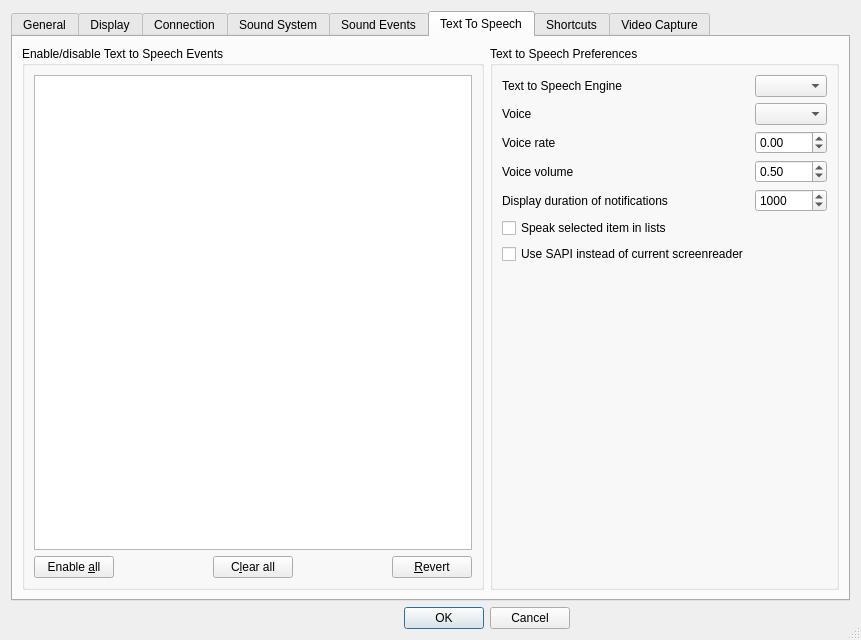
This is Client/qtTeamTalk/preferences.ui in BearWare/TeamTalk5 as Qt 5 draws it before an edit. The edited form follows.
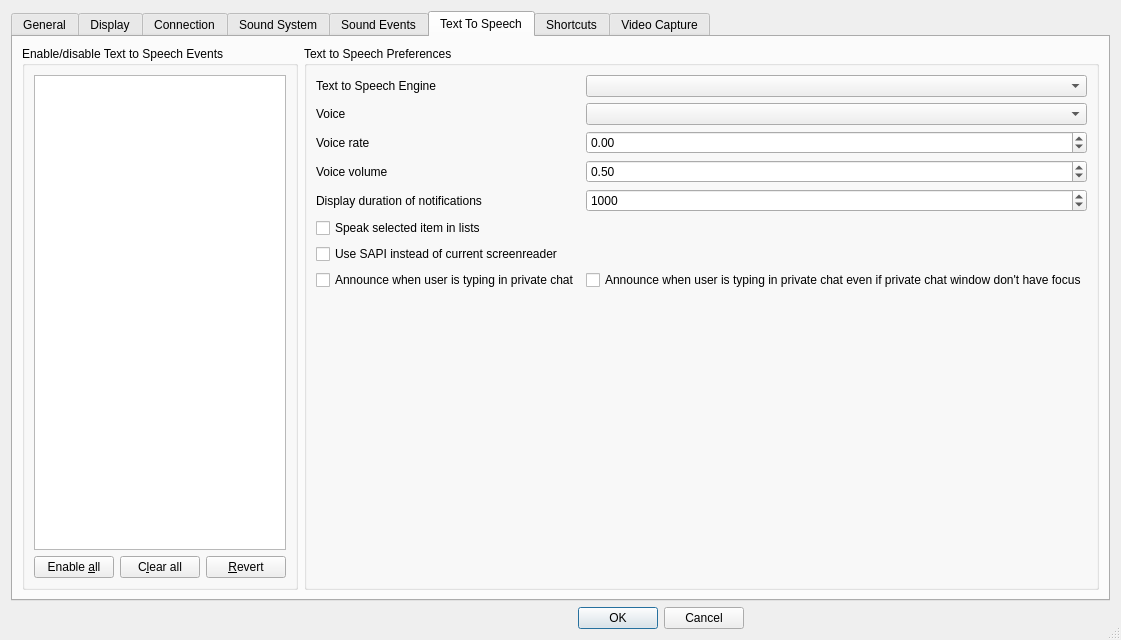
This is the edited form. The open tabs and pages were chosen to show the change. Icons and pictures are not drawn. Custom widgets are drawn as their Qt base class.

```diff
--- a/Client/qtTeamTalk/preferences.ui
+++ b/Client/qtTeamTalk/preferences.ui
@@ -2180,6 +2180,20 @@
            </widget>
           </item>
           <item row="7" column="0">
+           <widget class="QCheckBox" name="ttsUserTypingChkBox">
+            <property name="text">
+             <string>Announce when user is typing in private chat</string>
+            </property>
+           </widget>
+          </item>
+          <item row="7" column="1">
+           <widget class="QCheckBox" name="ttsUserTypingPMNotFocusChkBox">
+            <property name="text">
+             <string>Announce when user is typing in private chat even if private chat window don't have focus</string>
+            </property>
+           </widget>
+          </item>
+          <item row="8" column="0">
            <spacer name="verticalSpacer_10">
             <property name="orientation">
              <enum>Qt::Vertical</enum>
```
